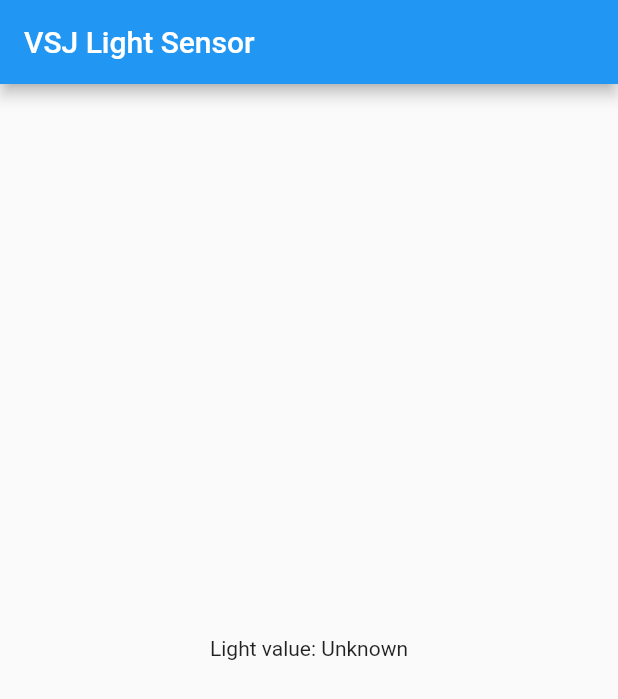
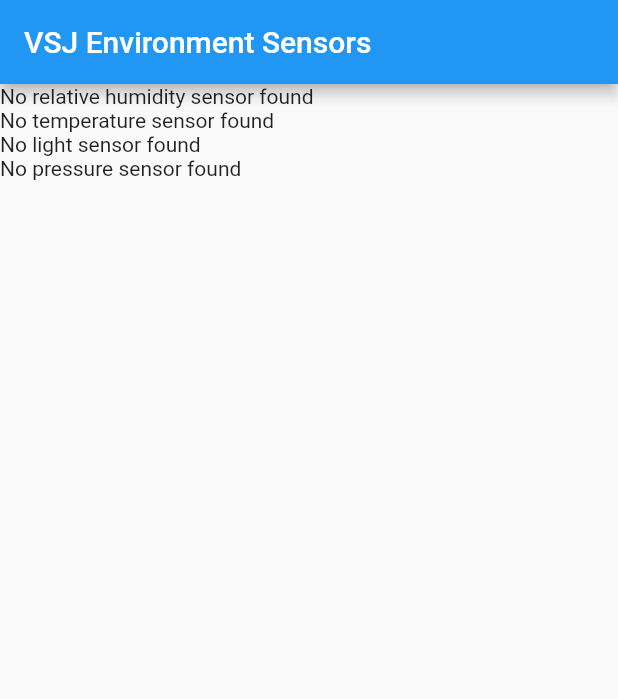
Before and after one commit to Varanasi-Software-Junction/VSJ-Sensors, a Flutter app: the screen it shows after launch, on a phone screen of 412 x 824 dp. Shown: the top 699 px of the screen. Run offline on Flutter 3.47's test engine with Material 2 defaults, Android fonts, the phone set to English and light mode, and no system bars; missing offline and left inert: environment_sensors; statements that could not run were skipped.

Commit message:
Environment Sensors

```diff
--- a/lib/main.dart
+++ b/lib/main.dart
@@ -1,43 +1,55 @@
 import 'package:flutter/material.dart';
 import 'dart:async';
-import 'package:light/light.dart';
 
-void main() => runApp(new MyApp());
+import 'package:environment_sensors/environment_sensors.dart';
+
+void main() {
+  runApp(MyApp());
+}
 
 class MyApp extends StatefulWidget {
   @override
-  _MyAppState createState() => new _MyAppState();
+  _MyAppState createState() => _MyAppState();
 }
 
 class _MyAppState extends State<MyApp> {
-  String _luxString = 'Unknown';
-  Light? _light;
-  StreamSubscription? _subscription;
-
-  void onData(int luxValue) async {
-    print("Lux value: $luxValue");
-    setState(() {
-      _luxString = "$luxValue";
-    });
-  }
-
-  void stopListening() {
-    _subscription?.cancel();
-  }
-
-  void startListening() {
-    _light = Light();
-    try {
-      _subscription = _light?.lightSensorStream.listen(onData);
-    } on LightException catch (exception) {
-      print(exception);
-    }
-  }
+  bool _tempAvailable = false;
+  bool _humidityAvailable = false;
+  bool _lightAvailable = false;
+  bool _pressureAvailable = false;
+  final environmentSensors = EnvironmentSensors();
 
   @override
   void initState() {
     super.initState();
-    startListening();
+    environmentSensors.pressure.listen((pressure) {
+      print(pressure.toString());
+    });
+    initPlatformState();
+  }
+
+  // Platform messages are asynchronous, so we initialize in an async method.
+  Future<void> initPlatformState() async {
+    bool tempAvailable;
+    bool humidityAvailable;
+    bool lightAvailable;
+    bool pressureAvailable;
+
+    tempAvailable = await environmentSensors
+        .getSensorAvailable(SensorType.AmbientTemperature);
+    humidityAvailable =
+        await environmentSensors.getSensorAvailable(SensorType.Humidity);
+    lightAvailable =
+        await environmentSensors.getSensorAvailable(SensorType.Light);
+    pressureAvailable =
+        await environmentSensors.getSensorAvailable(SensorType.Pressure);
+
+    setState(() {
+      _tempAvailable = tempAvailable;
+      _humidityAvailable = humidityAvailable;
+      _lightAvailable = lightAvailable;
+      _pressureAvailable = pressureAvailable;
+    });
   }
 
   @override
@@ -45,13 +57,48 @@ class _MyAppState extends State<MyApp> {
     return MaterialApp(
       debugShowCheckedModeBanner: false,
       home: Scaffold(
-        appBar: AppBar(
-          title: const Text('VSJ Light Sensor'),
-        ),
-        body: Center(
-          child: Text('Light value: $_luxString\n'),
-        ),
-      ),
+          appBar: AppBar(
+            title: const Text('VSJ Environment Sensors'),
+          ),
+          body: Column(crossAxisAlignment: CrossAxisAlignment.start, children: [
+            (_tempAvailable)
+                ? StreamBuilder<double>(
+                    stream: environmentSensors.humidity,
+                    builder: (context, snapshot) {
+                      if (!snapshot.hasData) return CircularProgressIndicator();
+                      return Text(
+                          'The Current Humidity is: ${snapshot.data?.toStringAsFixed(2)}%');
+                    })
+                : const Text('No relative humidity sensor found'),
+            (_humidityAvailable)
+                ? StreamBuilder<double>(
+                    stream: environmentSensors.temperature,
+                    builder: (context, snapshot) {
+                      if (!snapshot.hasData) return CircularProgressIndicator();
+                      return Text(
+                          'The Current Temperature is: ${snapshot.data?.toStringAsFixed(2)}');
+                    })
+                : Text('No temperature sensor found'),
+            (_lightAvailable)
+                ? StreamBuilder<double>(
+                    stream: environmentSensors.light,
+                    builder: (context, snapshot) {
+                      if (!snapshot.hasData) return CircularProgressIndicator();
+                      return Text(
+                          'The Current Light is: ${snapshot.data?.toStringAsFixed(2)}');
+                    })
+                : Text('No light sensor found'),
+            (_pressureAvailable)
+                ? StreamBuilder<double>(
+                    stream: environmentSensors.pressure,
+                    builder: (context, snapshot) {
+                      if (!snapshot.hasData) return CircularProgressIndicator();
+                      return Text(
+                          'The Current Pressure is: ${snapshot.data?.toStringAsFixed(2)}');
+                    })
+                : Text('No pressure sensor found'),
+            //ElevatedButton(onPressed: initPlatformState , child: Text('Get'))
+          ])),
     );
   }
 }
--- a/pubspec.yaml
+++ b/pubspec.yaml
@@ -17,6 +17,7 @@ dependencies:
   sensors_plus: ^3.0.3
   proximity_sensor: ^1.0.4
   light: ^3.0.1
+  environment_sensors: ^0.3.0
 
 dev_dependencies:
   flutter_test:
```
Also changed, not shown: pubspec.lock.
